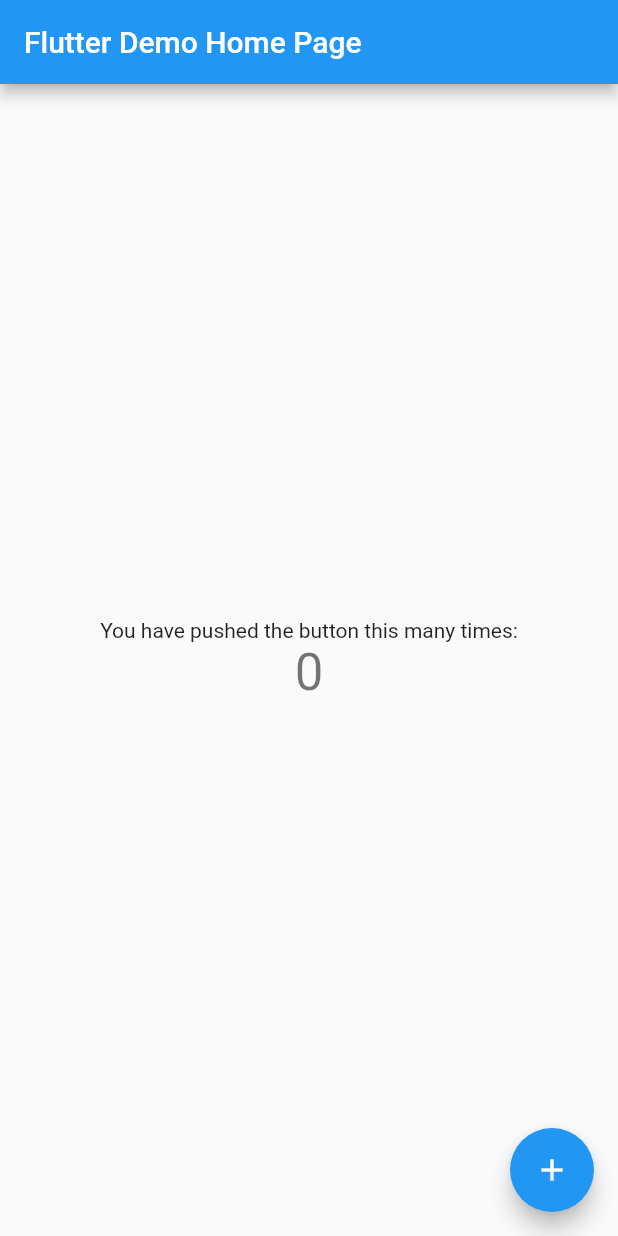
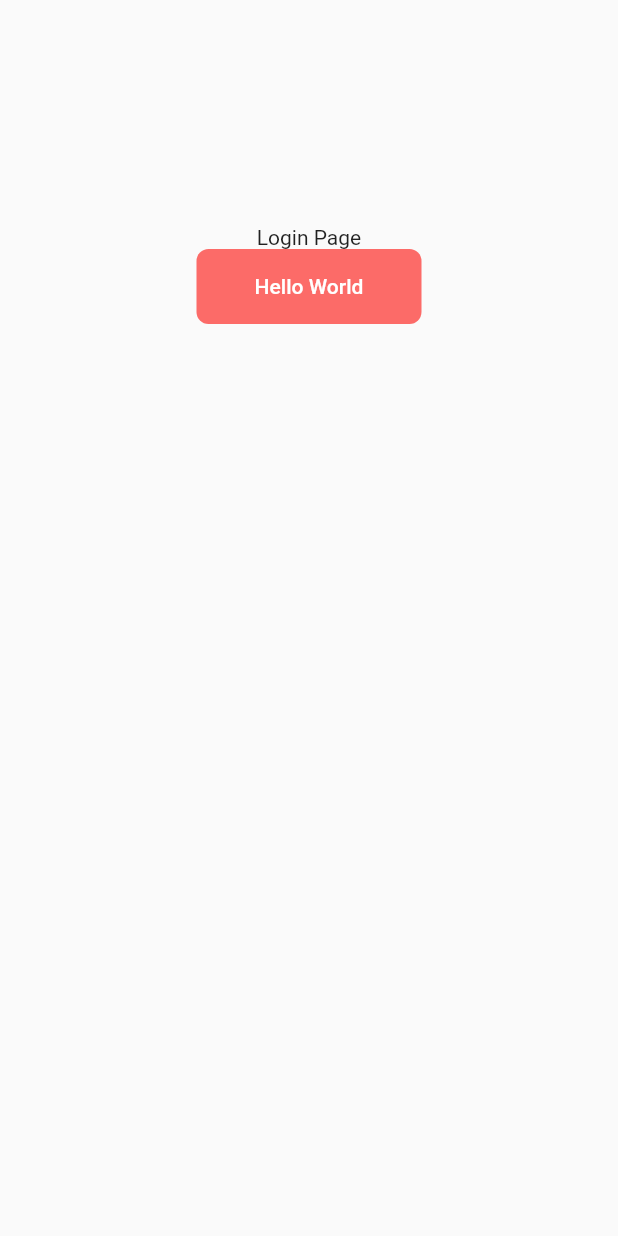
Before and after one commit to oMatheusCaetano/control-panel, a Flutter app: the screen it shows after launch, on a phone screen of 412 x 824 dp. Run offline on Flutter 3.47's test engine with Material 2 defaults, Android fonts, the phone set to English and light mode, and no system bars.

Commit message:
Started CButton component development.

```diff
--- a/analysis_options.yaml
+++ b/analysis_options.yaml
@@ -22,8 +22,12 @@ linter:
   # `// ignore_for_file: name_of_lint` syntax on the line or in the file
   # producing the lint.
   rules:
-    # avoid_print: false  # Uncomment to disable the `avoid_print` rule
-    # prefer_single_quotes: true  # Uncomment to enable the `prefer_single_quotes` rule
+    # Enabled rules
+    prefer_single_quotes: true
+
+    # Disabled rules
+    prefer_const_constructors: false
+    prefer_const_literals_to_create_immutables: false
 
 # Additional information about this file can be found at
 # https://dart.dev/guides/language/analysis-options
--- /dev/null
+++ b/lib/features/auth/presentation/pages/Login/login.dart
@@ -0,0 +1,54 @@
+import 'package:flutter/material.dart';
+
+class Login extends StatelessWidget {
+  @override
+  Widget build(BuildContext context) {
+    return Scaffold(
+      body: Center(
+        child: Column(
+          children: [
+            SizedBox(height: 150),
+            Text('Login Page'),
+            SizedBox(
+              width: 150,
+              child: SButton(
+                text: 'Hello World',
+              ),
+            )
+          ],
+        ),
+      ),
+    );
+  }
+}
+
+class SButton extends StatelessWidget {
+  final Widget? child;
+  final String? text;
+  final ButtonStyle? style;
+  final void Function()? onPressed;
+
+  const SButton({
+    Key? key,
+    this.child,
+    this.text = '',
+    this.onPressed,
+    this.style,
+  }) : super(key: key);
+
+  @override
+  Widget build(BuildContext context) {
+    return TextButton(
+      onPressed: onPressed ?? () {},
+      child: child ?? Text(text ?? ''),
+      style: ButtonStyle().merge(style).merge(ButtonStyle(
+        backgroundColor: MaterialStateProperty.all(Color(0xFFFC6B68)),
+        foregroundColor: MaterialStateProperty.all(Colors.white),
+        minimumSize: MaterialStateProperty.all(Size.fromHeight(50)),
+        shape: MaterialStateProperty.all<RoundedRectangleBorder>(
+          RoundedRectangleBorder(borderRadius: BorderRadius.circular(8))
+        ),
+      )),
+    );
+  }
+}
--- a/lib/main.dart
+++ b/lib/main.dart
@@ -1,4 +1,6 @@
 import 'package:flutter/material.dart';
+
+import 'package:control_panel/features/auth/presentation/pages/Login/login.dart';
 
 void main() {
   runApp(const MyApp());
@@ -7,39 +9,21 @@ void main() {
 class MyApp extends StatelessWidget {
   const MyApp({Key? key}) : super(key: key);
 
-  // This widget is the root of your application.
   @override
   Widget build(BuildContext context) {
     return MaterialApp(
-      title: 'Flutter Demo',
+      title: 'Control Panel',
+      debugShowCheckedModeBanner: false,
       theme: ThemeData(
-        // This is the theme of your application.
-        //
-        // Try running your application with "flutter run". You'll see the
-        // application has a blue toolbar. Then, without quitting the app, try
-        // changing the primarySwatch below to Colors.green and then invoke
-        // "hot reload" (press "r" in the console where you ran "flutter run",
-        // or simply save your changes to "hot reload" in a Flutter IDE).
-        // Notice that the counter didn't reset back to zero; the application
-        // is not restarted.
         primarySwatch: Colors.blue,
       ),
-      home: const MyHomePage(title: 'Flutter Demo Home Page'),
+      home: Login(),
     );
   }
 }
 
 class MyHomePage extends StatefulWidget {
   const MyHomePage({Key? key, required this.title}) : super(key: key);
-
-  // This widget is the home page of your application. It is stateful, meaning
-  // that it has a State object (defined below) that contains fields that affect
-  // how it looks.
-
-  // This class is the configuration for the state. It holds the values (in this
-  // case the title) provided by the parent (in this case the App widget) and
-  // used by the build method of the State. Fields in a Widget subclass are
-  // always marked "final".
 
   final String title;
 
@@ -52,47 +36,18 @@ class _MyHomePageState extends State<MyHomePage> {
 
   void _incrementCounter() {
     setState(() {
-      // This call to setState tells the Flutter framework that something has
-      // changed in this State, which causes it to rerun the build method below
-      // so that the display can reflect the updated values. If we changed
-      // _counter without calling setState(), then the build method would not be
-      // called again, and so nothing would appear to happen.
       _counter++;
     });
   }
 
   @override
   Widget build(BuildContext context) {
-    // This method is rerun every time setState is called, for instance as done
-    // by the _incrementCounter method above.
-    //
-    // The Flutter framework has been optimized to make rerunning build methods
-    // fast, so that you can just rebuild anything that needs updating rather
-    // than having to individually change instances of widgets.
     return Scaffold(
       appBar: AppBar(
-        // Here we take the value from the MyHomePage object that was created by
-        // the App.build method, and use it to set our appbar title.
         title: Text(widget.title),
       ),
       body: Center(
-        // Center is a layout widget. It takes a single child and positions it
-        // in the middle of the parent.
         child: Column(
-          // Column is also a layout widget. It takes a list of children and
-          // arranges them vertically. By default, it sizes itself to fit its
-          // children horizontally, and tries to be as tall as its parent.
-          //
-          // Invoke "debug painting" (press "p" in the console, choose the
-          // "Toggle Debug Paint" action from the Flutter Inspector in Android
-          // Studio, or the "Toggle Debug Paint" command in Visual Studio Code)
-          // to see the wireframe for each widget.
-          //
-          // Column has various properties to control how it sizes itself and
-          // how it positions its children. Here we use mainAxisAlignment to
-          // center the children vertically; the main axis here is the vertical
-          // axis because Columns are vertical (the cross axis would be
-          // horizontal).
           mainAxisAlignment: MainAxisAlignment.center,
           children: <Widget>[
             const Text(
@@ -109,7 +64,7 @@ class _MyHomePageState extends State<MyHomePage> {
         onPressed: _incrementCounter,
         tooltip: 'Increment',
         child: const Icon(Icons.add),
-      ), // This trailing comma makes auto-formatting nicer for build methods.
+      ),
     );
   }
 }
```
Also changed, not shown: 1 other file.
